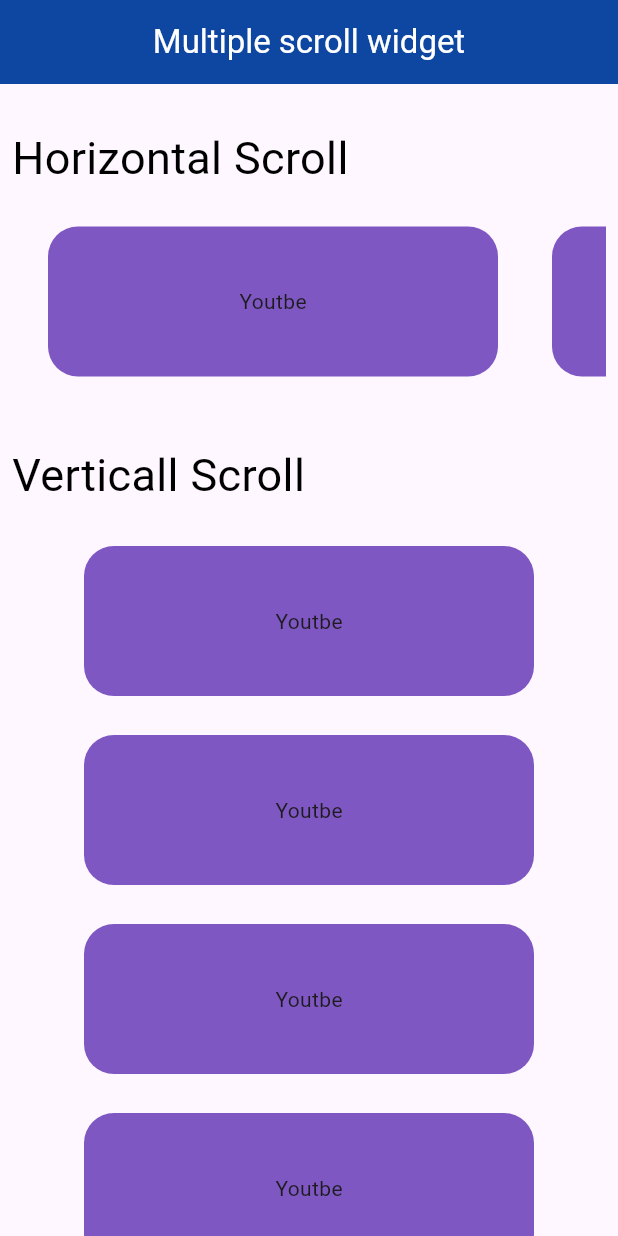
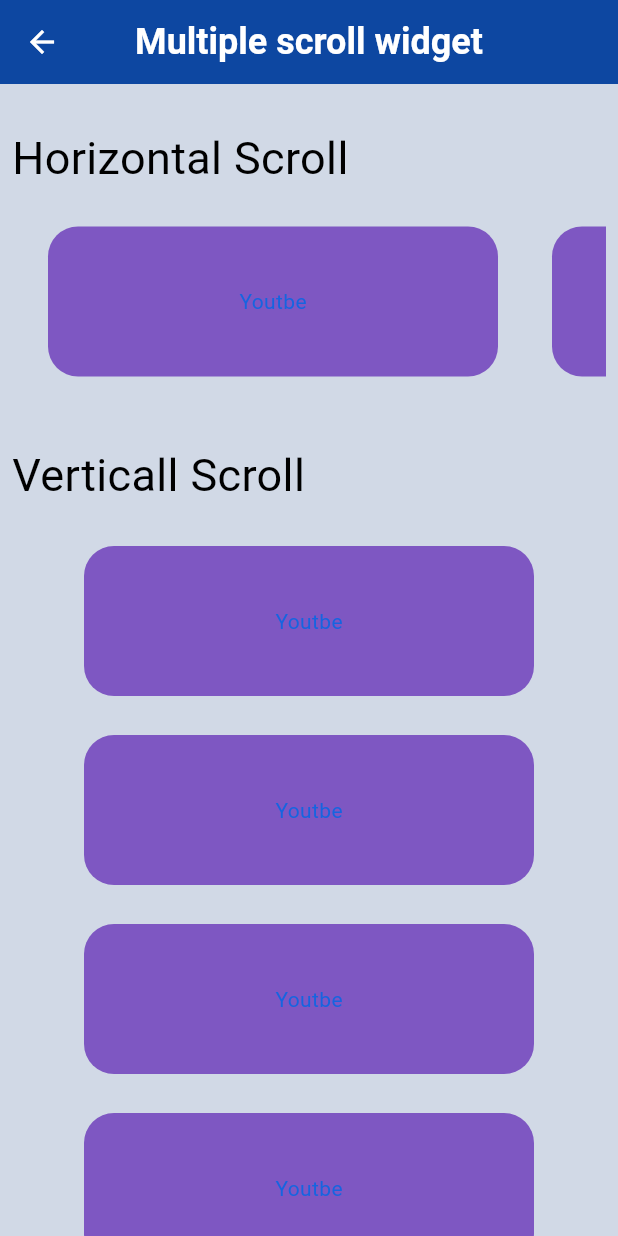
Before and after one commit to ShivBhanKushWaha/Flutter_Tutorial, a Flutter app: the MultipleScrollwidget screen opened directly, on a phone screen of 412 x 824 dp. Run offline on Flutter 3.47's test engine with Material 3 defaults, Android fonts, the phone set to English and light mode, and no system bars; our stand-ins replace get.

Commit message:
Color theme changer

```diff
--- a/lib/config/my_theme.dart
+++ b/lib/config/my_theme.dart
@@ -1,4 +1,62 @@
 import 'package:flutter/material.dart';
+import 'package:flutter_tutorial/config/colors.dart';
 
-final ThemeData lightTheme = ThemeData(brightness: Brightness.light);
-final ThemeData darkTheme = ThemeData(brightness: Brightness.dark);
+final ThemeData lightTheme = ThemeData(
+  brightness: Brightness.light,
+  // useMaterial3: true,
+  scaffoldBackgroundColor: lightBgColor,
+  appBarTheme: const AppBarTheme(
+    backgroundColor: Colors.amber,
+    titleTextStyle: TextStyle(
+      color: Colors.white,
+      fontSize: 24,
+      fontWeight: FontWeight.bold,
+    ),
+    iconTheme: IconThemeData(color: Colors.white),
+    centerTitle: true,
+  ),
+  colorScheme: ColorScheme.light(
+    surface: lightBgColor, // for scafoldbackground color
+    onSurface: lightTextColor, // for text color
+    primary: const Color.fromARGB(255, 209, 191, 212), // for appbar background color
+    onPrimary: Colors.white, // for app bar text color
+    secondary: buttuncolor, // for button background: color
+    onSecondary: lightcolor, // for  button text color
+    error: Colors.red, // for erro background color
+    onError: Colors.white, // for erro text color
+    primaryContainer: lightDivColor, // for conatiner background color
+    onPrimaryContainer: lightTextColor, // for container text  color
+    secondaryContainer: lightDivColor, // for conatiner background color
+    onSecondaryContainer: lightTextColor, // for container text  color
+  )
+);
+
+final ThemeData darkTheme = ThemeData(
+  brightness: Brightness.dark,
+  // useMaterial3: true,
+  scaffoldBackgroundColor: darkBgColor,
+  appBarTheme: const AppBarTheme(
+    backgroundColor: Colors.black,
+    titleTextStyle: TextStyle(
+      color: Colors.white,
+      fontSize: 24,
+      fontWeight: FontWeight.bold,
+    ),
+    iconTheme: IconThemeData(color: Colors.white),
+    centerTitle: true,
+  ),
+  colorScheme:const ColorScheme.dark(
+   surface: darkBgColor, // for scafoldbackground color
+    onSurface: darkTextColor, // for text color
+    primary: Color.fromARGB(255, 171, 31, 196), // for appbar background color
+    onPrimary: Colors.white, // for app bar text color
+    secondary: buttuncolor, // for button background: color
+    onSecondary: lightcolor, // for  button text color
+    error: Colors.red, // for erro background color
+    onError: Colors.white, // for erro text color
+    primaryContainer: darkDivColor, // for conatiner background color
+    onPrimaryContainer: darkBgColor, // for container text  color
+    secondaryContainer: darkDivColor, // for conatiner background color
+    onSecondaryContainer: darkColor, // for container text  color
+  )
+);
--- a/lib/main.dart
+++ b/lib/main.dart
@@ -1,6 +1,7 @@
 import 'package:flutter/material.dart';
 // import 'package:flutter_tutorial/components/AppBar.dart';
-import 'package:flutter_tutorial/components/MultipleScrollWidget.dart';
+// import 'package:flutter_tutorial/components/MultipleScrollWidget.dart';
+import 'package:flutter_tutorial/components/theme_changer.dart';
 import 'package:flutter_tutorial/config/my_theme.dart';
 import 'package:get/get.dart';
 
@@ -24,7 +25,7 @@
       // ),
       theme: lightTheme,
       darkTheme: darkTheme,
-      home: const MultipleScrollwidget(),
+      home: const ThemeChanger(),
     );
   }
 }
```
Also changed, not shown: lib/components/ThemeChanger.dart (deleted, +0 -10 lines), lib/components/theme_changer.dart (added, +60 -0 lines), lib/config/colors.dart (+11 -11 lines), lib/controllers/theme_controllers.dart (added, +14 -0 lines).
